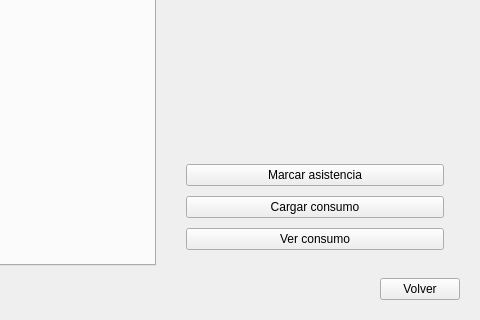
First picture: the form in vista/salon/salon.ui, repository segovia-gabriel/ProyectoFinal-PracticasII, before the edit; both pictures show x 560 to 1040 and y 300 to 620 of the 1040 by 620 pixel window.
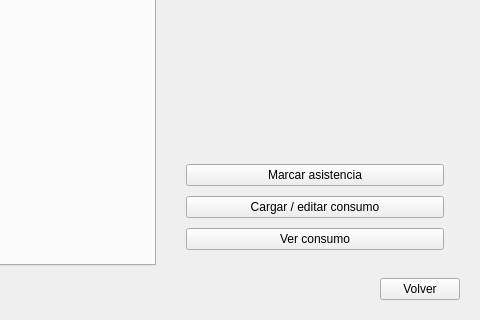
Second picture: the form after the edit.

Commit message: Mejoras de UI, validaciones y rediseno de Consumo (mesa abierta/cerrada)

```diff
--- a/vista/salon/salon.ui
+++ b/vista/salon/salon.ui
@@ -197,7 +197,7 @@
          <item>
           <widget class="QPushButton" name="pushButton_consumo">
            <property name="text">
-            <string>Cargar consumo</string>
+            <string>Cargar / editar consumo</string>
            </property>
           </widget>
          </item>
```
The commit also changes 42 other files.
